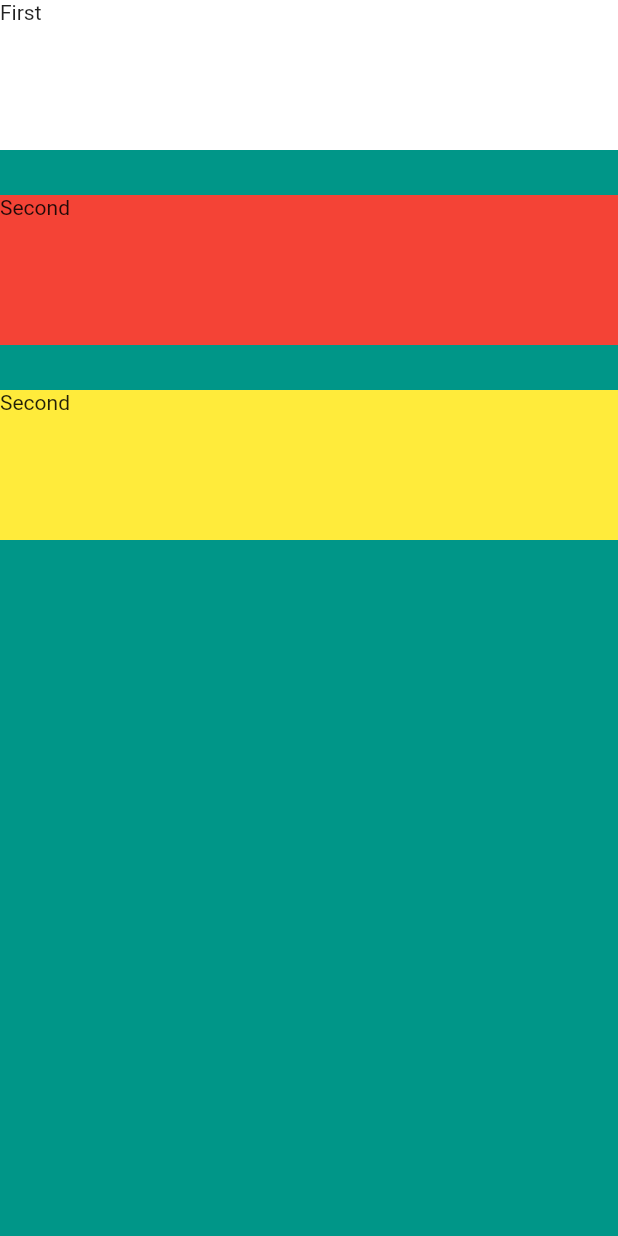
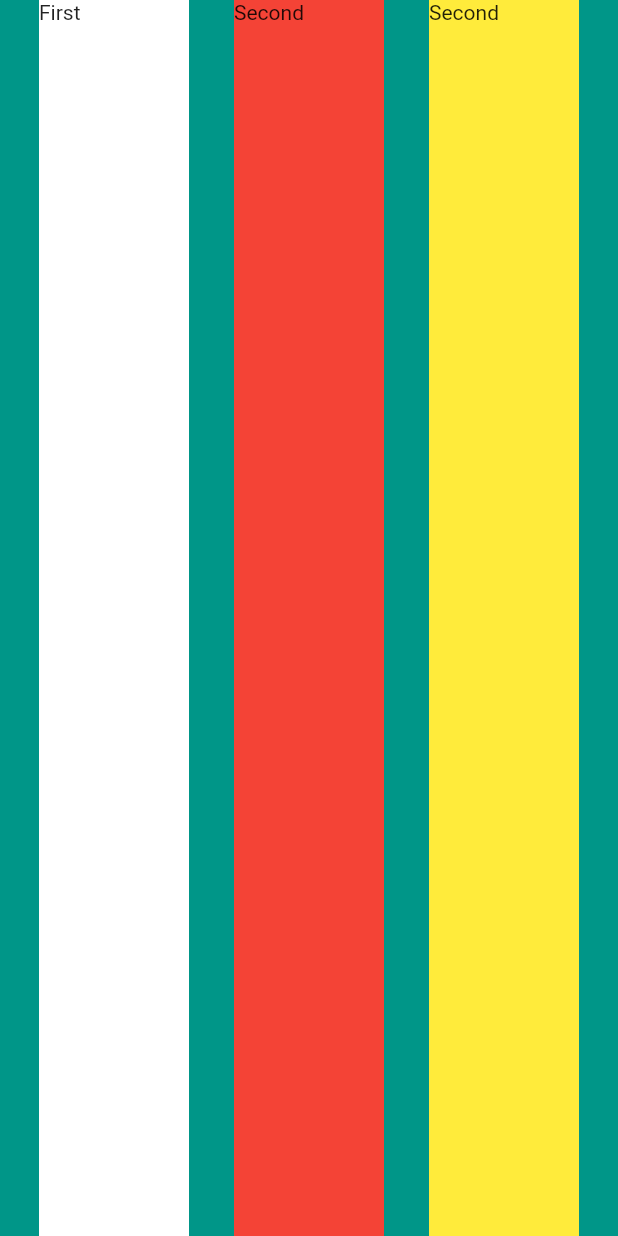
Before and after one commit to Rananjaya/fluuter_udemy, a Flutter app: the screen it shows after launch, on a phone screen of 412 x 824 dp. Run offline on Flutter 3.47's test engine with Material 2 defaults, Android fonts, the phone set to English and light mode, and no system bars.

Commit message:
add rows and add space between

```diff
--- a/lib/main.dart
+++ b/lib/main.dart
@@ -12,35 +12,37 @@ class MyApp extends StatelessWidget {
         backgroundColor: Colors.teal,
         body: SafeArea(
           // this is the safe area view same as react-native
-          child: Column(
+          child: Row(
             crossAxisAlignment: CrossAxisAlignment.stretch,
             // mainAxisSize: MainAxisSize.min,
             // verticalDirection: VerticalDirection.up,
             // verticalDirection: VerticalDirection.down, // default
-            // mainAxisAlignment: MainAxisAlignment.center,
+            mainAxisAlignment: MainAxisAlignment.center,
             // mainAxisAlignment: MainAxisAlignment.end,
 
             children: [
               Container(
-                height: 100.0,
+                // height: 100.0,
                 width: 100.0,
                 child: Text('First'),
                 color: Colors.white,
               ),
               SizedBox(
-                height: 30.0,
+                // add space between
+                width: 30.0,
               ),
               Container(
-                height: 100.0,
+                // height: 100.0,
                 width: 100.0,
                 child: Text('Second'),
                 color: Colors.red,
               ),
               SizedBox(
-                height: 30.0,
+                width: 30.0,
+                // height: 30.0,
               ),
               Container(
-                height: 100.0,
+                // height: 100.0,
                 width: 100.0,
                 child: Text('Second'),
                 color: Colors.yellow,
```
